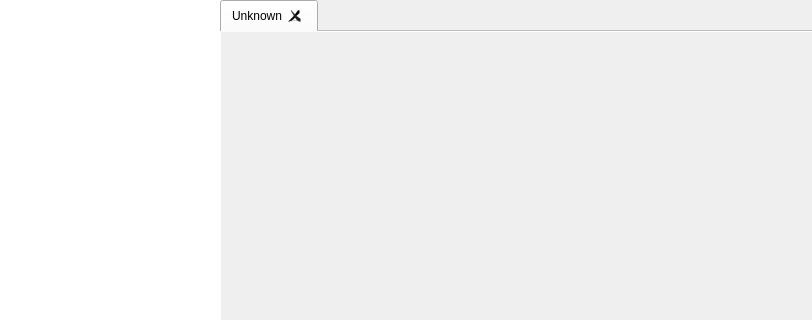
JacobPlaster/Able, file mainwindow.ui: the form before one commit; both pictures show x 0 to 812 and y 0 to 320 of the 812 by 519 pixel window.
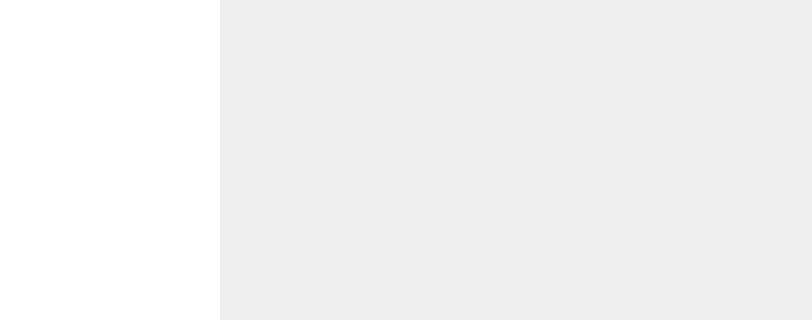
The form after the commit.

Commit message: Created a custom tab widget that is derived from the standard qt widget

Diff of the .ui file:
```diff
--- a/mainwindow.ui
+++ b/mainwindow.ui
@@ -27,7 +27,7 @@
      <enum>QFrame::NoFrame</enum>
     </property>
    </widget>
-   <widget class="QTabWidget" name="codeAreaTabWidget">
+   <widget class="QScrollArea" name="editArea">
     <property name="geometry">
      <rect>
       <x>220</x>
@@ -36,49 +36,21 @@
       <height>501</height>
      </rect>
     </property>
-    <property name="tabShape">
-     <enum>QTabWidget::Rounded</enum>
+    <property name="frameShape">
+     <enum>QFrame::NoFrame</enum>
     </property>
-    <property name="currentIndex">
-     <number>0</number>
-    </property>
-    <property name="elideMode">
-     <enum>Qt::ElideLeft</enum>
-    </property>
-    <property name="documentMode">
+    <property name="widgetResizable">
      <bool>true</bool>
     </property>
-    <property name="tabsClosable">
-     <bool>true</bool>
-    </property>
-    <property name="movable">
-     <bool>true</bool>
-    </property>
-    <property name="tabBarAutoHide">
-     <bool>false</bool>
-    </property>
-    <widget class="QWidget" name="Unknown">
-     <attribute name="title">
-      <string>Unknown</string>
-     </attribute>
-     <widget class="QWidget" name="verticalLayoutWidget">
-      <property name="geometry">
-       <rect>
-        <x>-1</x>
-        <y>-1</y>
-        <width>601</width>
-        <height>481</height>
-       </rect>
-      </property>
-      <layout class="QVBoxLayout" name="codeEditorLayout">
-       <property name="sizeConstraint">
-        <enum>QLayout::SetNoConstraint</enum>
-       </property>
-       <property name="leftMargin">
-        <number>0</number>
-       </property>
-      </layout>
-     </widget>
+    <widget class="QWidget" name="scrollAreaWidgetContents">
+     <property name="geometry">
+      <rect>
+       <x>0</x>
+       <y>0</y>
+       <width>601</width>
+       <height>501</height>
+      </rect>
+     </property>
     </widget>
    </widget>
   </widget>
```
The commit also changes 6 other files.
